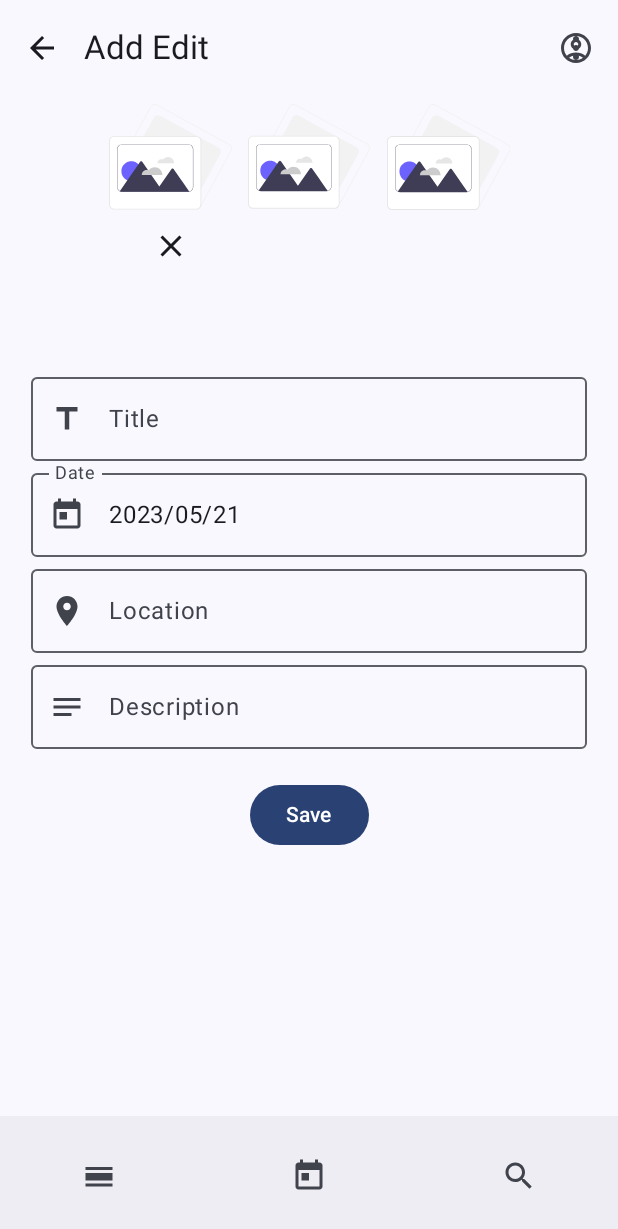
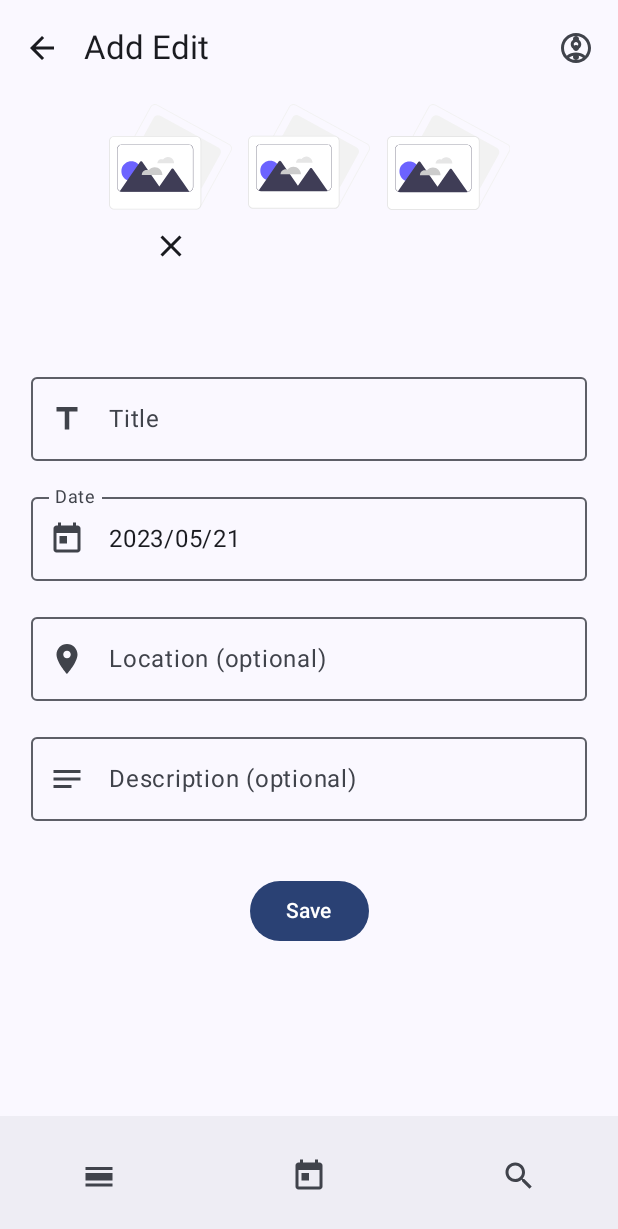
Before and after one commit to PatrikAM/ebc-va1-ls2023, an Android app built with Jetpack Compose: the AddEditMemoryScreen screen opened through its navigation route, on a phone screen of 412 x 824 dp. Shown: the top 1229 px of the screen. Run offline under Robolectric (Android 15) with nearby library versions, the phone set to English and light mode, and no system bars; our stand-ins replace Room's generated code, livedata-compose.

Commit message:
better ph

```diff
--- a/app/build.gradle
+++ b/app/build.gradle
@@ -58,6 +58,7 @@ dependencies {
     implementation 'androidx.activity:activity-ktx:1.2.0-alpha07'
     implementation 'androidx.fragment:fragment-ktx:1.3.0-alpha07'
     implementation 'com.google.android.gms:play-services-location:21.0.1'
+//    implementation "com.google.accompanist:accompanist-permissions:0.31.1-alpha"
 
     // Testy
     testImplementation 'junit:junit:4.13.2'
--- a/app/src/main/java/cz/mendelu/pef/va1/xmichl/meminiapp/ui/elements/InfoElement.kt
+++ b/app/src/main/java/cz/mendelu/pef/va1/xmichl/meminiapp/ui/elements/InfoElement.kt
@@ -3,6 +3,7 @@ package cz.mendelu.pef.va1.xmichl.meminiapp.ui.elements
 import androidx.compose.foundation.interaction.MutableInteractionSource
 import androidx.compose.foundation.interaction.collectIsPressedAsState
 import androidx.compose.foundation.layout.fillMaxWidth
+import androidx.compose.foundation.layout.padding
 import androidx.compose.material.icons.Icons
 import androidx.compose.material.icons.filled.Clear
 import androidx.compose.material3.*
@@ -15,6 +16,7 @@ import androidx.compose.ui.graphics.vector.ImageVector
 import androidx.compose.ui.graphics.vector.rememberVectorPainter
 import androidx.compose.ui.platform.LocalFocusManager
 import androidx.compose.ui.res.painterResource
+import cz.mendelu.pef.va1.xmichl.meminiapp.ui.theme.basicMargin
 
 @OptIn(ExperimentalMaterial3Api::class)
 @Composable
@@ -65,7 +67,7 @@ fun InfoElement(
             }
         },
         readOnly = true,
-        modifier = Modifier.fillMaxWidth(),
+        modifier = Modifier.fillMaxWidth().padding(bottom = basicMargin()),
         interactionSource = interactionSource
     )
 }
--- a/app/src/main/java/cz/mendelu/pef/va1/xmichl/meminiapp/ui/elements/MyTextfield.kt
+++ b/app/src/main/java/cz/mendelu/pef/va1/xmichl/meminiapp/ui/elements/MyTextfield.kt
@@ -3,6 +3,7 @@ package cz.mendelu.pef.va1.xmichl.meminiapp.ui.elements
 import androidx.compose.foundation.interaction.MutableInteractionSource
 import androidx.compose.foundation.interaction.collectIsPressedAsState
 import androidx.compose.foundation.layout.fillMaxSize
+import androidx.compose.foundation.layout.padding
 import androidx.compose.material.icons.Icons
 import androidx.compose.material.icons.filled.Clear
 import androidx.compose.material3.*
@@ -13,6 +14,7 @@ import androidx.compose.ui.Modifier
 import androidx.compose.ui.graphics.vector.ImageVector
 import androidx.compose.ui.graphics.vector.rememberVectorPainter
 import androidx.compose.ui.platform.LocalFocusManager
+import cz.mendelu.pef.va1.xmichl.meminiapp.ui.theme.basicMargin
 
 @OptIn(ExperimentalMaterial3Api::class)
 @Composable
@@ -54,6 +56,6 @@ fun MyTextfield(
         label = {
             Text(text = label)
         },
-        modifier = Modifier.fillMaxSize()
+        modifier = Modifier.fillMaxSize().padding(bottom = basicMargin())
     )
 }
--- /dev/null
+++ b/app/src/main/java/cz/mendelu/pef/va1/xmichl/meminiapp/ui/elements/PlaceholderScreen.kt
@@ -0,0 +1,56 @@
+package cz.mendelu.pef.va1.xmichl.meminiapp.ui.elements
+
+import androidx.compose.foundation.Image
+import androidx.compose.foundation.layout.*
+import androidx.compose.material3.Text
+import androidx.compose.runtime.Composable
+import androidx.compose.ui.Alignment
+import androidx.compose.ui.Modifier
+import androidx.compose.ui.layout.ContentScale
+import androidx.compose.ui.res.painterResource
+import androidx.compose.ui.text.style.TextAlign
+import androidx.compose.ui.unit.dp
+import cz.mendelu.pef.va1.xmichl.meminiapp.ui.theme.basicMargin
+
+@Composable
+fun PlaceHolderScreen(
+    image: Int?,
+    text: String?,
+    subtext: String?
+) {
+    Box(modifier = Modifier.fillMaxSize()) {
+        Column(
+            horizontalAlignment = Alignment.CenterHorizontally,
+            modifier = Modifier
+                .fillMaxWidth()
+                .align(Alignment.Center)
+                .padding(basicMargin())
+        ) {
+            if (image != null) {
+                Image(
+                    contentScale = ContentScale.FillWidth,
+                    modifier = Modifier.width(300.dp),
+                    painter = painterResource(id = image),
+                    contentDescription = null
+                )
+            }
+            Spacer(modifier = Modifier.height(basicMargin()))
+            if (text != null) {
+                Text(
+                    text = text,
+//                    style = basicText(),
+                    textAlign = TextAlign.Center,
+//                    color = getBasicTextColor()
+                )
+            }
+            if (subtext != null) {
+                Text(
+                    text = subtext,
+//                    style = basicText(),
+                    textAlign = TextAlign.Center,
+//                    color = getBasicTextColor()
+                )
+            }
+        }
+    }
+}
--- a/app/src/main/java/cz/mendelu/pef/va1/xmichl/meminiapp/ui/elements/memoryList/MemoryList.kt
+++ b/app/src/main/java/cz/mendelu/pef/va1/xmichl/meminiapp/ui/elements/memoryList/MemoryList.kt
@@ -3,8 +3,9 @@ package cz.mendelu.pef.va1.xmichl.meminiapp.ui.elements.memoryList
 import androidx.compose.runtime.Composable
 import androidx.compose.runtime.mutableStateListOf
 import androidx.compose.runtime.remember
+import cz.mendelu.pef.va1.xmichl.meminiapp.R
 import cz.mendelu.pef.va1.xmichl.meminiapp.models.Memory
-import cz.mendelu.pef.va1.xmichl.meminiapp.ui.elements.PlaceHolder
+import cz.mendelu.pef.va1.xmichl.meminiapp.ui.elements.PlaceHolderScreen
 import org.koin.androidx.compose.getViewModel
 import java.util.*
 
@@ -33,7 +34,11 @@ fun MemoryList(
     }
 
     if (memories.isEmpty()) {
-        PlaceHolder()
+        PlaceHolderScreen(
+            image = R.drawable.memory_list_place_holder,
+            text = "Sadly, no memory in here.",
+            subtext = "Let's go and create some!"
+        )
     } else {
         memories.forEach { memory ->
             MemoryRow(memory)
--- a/app/src/main/java/cz/mendelu/pef/va1/xmichl/meminiapp/ui/elements/screenSkeletons/NavScreen.kt
+++ b/app/src/main/java/cz/mendelu/pef/va1/xmichl/meminiapp/ui/elements/screenSkeletons/NavScreen.kt
@@ -1,10 +1,7 @@
 package cz.mendelu.pef.va1.xmichl.meminiapp.ui.elements.screenSkeletons
 
 import androidx.annotation.StringRes
-import androidx.compose.foundation.layout.Box
-import androidx.compose.foundation.layout.PaddingValues
-import androidx.compose.foundation.layout.fillMaxSize
-import androidx.compose.foundation.layout.padding
+import androidx.compose.foundation.layout.*
 import androidx.compose.foundation.lazy.LazyColumn
 import androidx.compose.material.icons.Icons
 import androidx.compose.material.icons.filled.ArrowBack
@@ -30,6 +27,7 @@ fun NavScreen(
     appBarTitle: String,
     onBackClick: () -> Unit = {},
     boxContent: Boolean = false,
+    contentModifier: Modifier = Modifier,
     //actions: @Composable() (RowScope.() -> Unit),
     backArrowNeeded: Boolean = false,
     destination: Destination,
@@ -96,8 +94,9 @@ fun NavScreen(
     ) {
         if (!boxContent) {
             LazyColumn(
-                modifier = Modifier.padding(it).fillMaxSize(),
+                modifier = contentModifier.padding(it).fillMaxSize(),
                 horizontalAlignment = CenterHorizontally,
+//                verticalArrangement = Arrangement.Center,
             ) {
                 item {
                     content(it)
@@ -105,7 +104,7 @@ fun NavScreen(
             }
         } else {
             Box(
-                modifier = Modifier
+                modifier = contentModifier
                     .padding(it)
                     .fillMaxSize(),
                 contentAlignment = Alignment.Center
--- a/app/src/main/java/cz/mendelu/pef/va1/xmichl/meminiapp/ui/screens/AddEditMemoryScreen.kt
+++ b/app/src/main/java/cz/mendelu/pef/va1/xmichl/meminiapp/ui/screens/AddEditMemoryScreen.kt
@@ -1,14 +1,8 @@
 package cz.mendelu.pef.va1.xmichl.meminiapp.ui.screens
 
-import android.Manifest
-import android.Manifest.permission.ACCESS_COARSE_LOCATION
-import android.app.Activity
 import android.app.DatePickerDialog
-import android.content.Context
-import android.content.pm.PackageManager
 import android.net.Uri
 import android.widget.DatePicker
-import android.widget.Toast
 import androidx.activity.compose.rememberLauncherForActivityResult
 import androidx.activity.result.contract.ActivityResultContracts
 import androidx.compose.foundation.Image
@@ -28,13 +22,9 @@ import androidx.compose.ui.platform.LocalContext
 import androidx.compose.ui.res.painterResource
 import androidx.compose.ui.res.stringResource
 import androidx.compose.ui.unit.dp
-import androidx.core.app.ActivityCompat
-import androidx.core.app.ActivityCompat.shouldShowRequestPermissionRationale
-import androidx.core.content.ContextCompat
 import coil.compose.rememberAsyncImagePainter
 import com.squareup.moshi.JsonAdapter
 import com.squareup.moshi.Moshi
-import cz.mendelu.pef.va1.xmichl.meminiapp.MeminiApp
 import cz.mendelu.pef.va1.xmichl.meminiapp.R
 import cz.mendelu.pef.va1.xmichl.meminiapp.extensions.round
 import cz.mendelu.pef.va1.xmichl.meminiapp.models.Location
@@ -230,7 +220,7 @@ fun AddEditScreenContent(
 
             val datePickerDialog = DatePickerDialog(
                 LocalContext.current,
-                { dialog: DatePicker, year: Int, month: Int, day: Int ->
+                { _: DatePicker, year: Int, month: Int, day: Int ->
                     actions.onDateChanged(DateUtils.getUnixTime(year, month, day))
                 },
                 y,
@@ -267,7 +257,7 @@ fun AddEditScreenContent(
                     else
                         "${data.memory.latitude!!.round()}; ${data.memory.longitude!!.round()}"
                 else "",
-                label = "Location",
+                label = "Location (optional)",
                 leadingIcon = Icons.Default.LocationOn,
                 onClick = {
                     navigation.navigateToMapScreen(
@@ -287,7 +277,7 @@ fun AddEditScreenContent(
                     actions.onDescriptionChanged(it)
                 },
                 leadingIcon = Icons.Default.Notes,
-                label = "Description",
+                label = "Description (optional)",
                 onClearClick = {
 //                    data.memory.description = null
                     actions.onDescriptionChanged(null)
@@ -305,3 +295,35 @@ fun AddEditScreenContent(
         // todo loading screen
     }
 }
+
+//@OptIn(ExperimentalPermissionsApi::class)
+//@Composable
+//private fun FeatureThatRequiresCameraPermission() {
+//
+//    // Camera permission state
+//    val cameraPermissionState = rememberPermissionState(
+//        android.Manifest.permission.CAMERA
+//    )
+//
+//    if (cameraPermissionState.status.isGranted) {
+//        Text("Camera permission Granted")
+//    } else {
+//        Column {
+//            val textToShow = if (cameraPermissionState.status.shouldShowRationale) {
+//                // If the user has denied the permission but the rationale can be shown,
+//                // then gently explain why the app requires this permission
+//                "The camera is important for this app. Please grant the permission."
+//            } else {
+//                // If it's the first time the user lands on this feature, or the user
+//                // doesn't want to be asked again for this permission, explain that the
+//                // permission is required
+//                "Camera permission required for this feature to be available. " +
+//                        "Please grant the permission"
+//            }
+//            Text(textToShow)
+//            Button(onClick = { cameraPermissionState.launchPermissionRequest() }) {
+//                Text("Request permission")
+//            }
+//        }
+//    }
+//}
--- a/app/src/main/java/cz/mendelu/pef/va1/xmichl/meminiapp/ui/screens/TimeLineScreen.kt
+++ b/app/src/main/java/cz/mendelu/pef/va1/xmichl/meminiapp/ui/screens/TimeLineScreen.kt
@@ -13,7 +13,6 @@ fun TimeLineScreen(
 ) {
     NavScreen(
         appBarTitle = "My memories",
-        onBackClick = {},
         boxContent = false,
         destination = Destination.TimeLineScreen,
         navigation = navigation,
--- a/app/src/main/java/cz/mendelu/pef/va1/xmichl/meminiapp/ui/theme/Theme.kt
+++ b/app/src/main/java/cz/mendelu/pef/va1/xmichl/meminiapp/ui/theme/Theme.kt
@@ -13,6 +13,7 @@ import androidx.compose.runtime.SideEffect
 import androidx.compose.ui.graphics.toArgb
 import androidx.compose.ui.platform.LocalContext
 import androidx.compose.ui.platform.LocalView
+import androidx.compose.ui.unit.dp
 import androidx.core.view.ViewCompat
 
 private val DarkColorScheme = darkColorScheme(
@@ -66,3 +67,5 @@ fun MeminiAppTheme(
         content = content
     )
 }
+
+fun basicMargin() = 16.dp
--- a/build.gradle
+++ b/build.gradle
@@ -3,6 +3,7 @@ buildscript {
         compose_version = '1.1.1'
         nav_version = "2.5.3"
         koin_version = "3.1.5"
+        kotlin_version = '1.6.0'
     }
 }// Top-level build file where you can add configuration options common to all sub-projects/modules.
 plugins {
```
